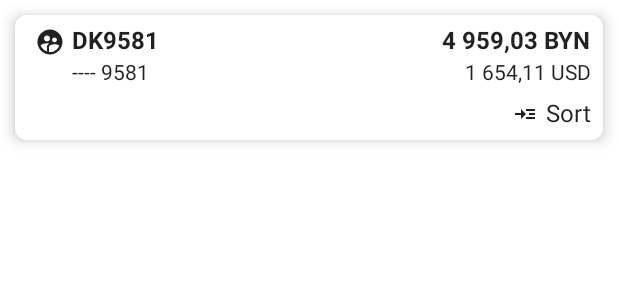
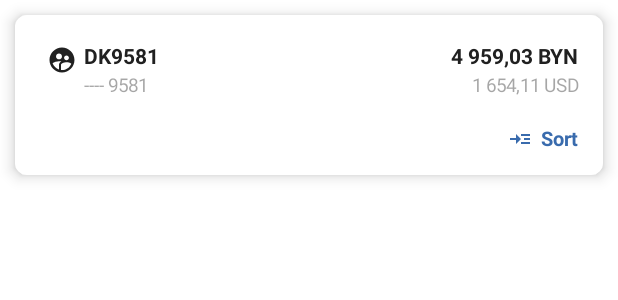
Before and after one commit to FestakEvgeny/PriorCopy, an Android app built with Jetpack Compose: the @Preview function CardComponentPreview, on a phone screen of 412 x 824 dp. Shown: the top 300 px of the screen. Run offline under Robolectric (Android 15) with nearby library versions, the phone set to English and light mode, and no system bars; libraries missing offline, so code that uses them is left out: fetskovich.evgeny.architecture, fetskovich.evgeny.entity.

Commit message:
Bank card impl.

```diff
--- /dev/null
+++ b/androidApp/app/src/main/java/fetskovich/evgeny/app/core/currency/CurrencyFormatter.kt
@@ -0,0 +1,6 @@
+package fetskovich.evgeny.app.core.currency
+
+interface CurrencyFormatter {
+
+    fun format(currency: Double): String
+}
--- a/androidApp/app/src/main/java/fetskovich/evgeny/app/di/CoreDiModule.kt
+++ b/androidApp/app/src/main/java/fetskovich/evgeny/app/di/CoreDiModule.kt
@@ -1,6 +1,8 @@
 package fetskovich.evgeny.app.di
 
 import fetskovich.evgeny.app.core.coroutines.CoroutineContextProviderImpl
+import fetskovich.evgeny.app.core.currency.CoreCurrencyFormatter
+import fetskovich.evgeny.app.core.currency.CurrencyFormatter
 import fetskovich.evgeny.app.core.resources.ResourceProvider
 import fetskovich.evgeny.app.core.resources.ResourceProviderImpl
 import fetskovich.evgeny.architecture.coroutines.contextprovider.CoroutinesContextProvider
@@ -9,10 +11,12 @@ import org.kodein.di.bind
 import org.kodein.di.instance
 import org.kodein.di.singleton
 
-val coreDiModule = DI.Module ("Core") {
+val coreDiModule = DI.Module("Core") {
     bind<ResourceProvider>() with singleton {
         ResourceProviderImpl(context = instance())
     }
 
     bind<CoroutinesContextProvider>() with singleton { CoroutineContextProviderImpl() }
+
+    bind<CurrencyFormatter>(CoreCurrencyFormatter.DI_TAG) with singleton { CoreCurrencyFormatter() }
 }
--- a/androidApp/app/src/main/java/fetskovich/evgeny/app/features/ui/addbankcard/di/AddAnotherBankFeatureModule.kt
+++ b/androidApp/app/src/main/java/fetskovich/evgeny/app/features/ui/addbankcard/di/AddAnotherBankFeatureModule.kt
@@ -37,6 +37,7 @@ val addAnotherBankCardFeatureModule = DI.Module("AddAnotherBankCard") {
                 validateCardExpirationUseCase = instance(),
                 expirationDateToTimestampUseCase = instance(),
                 insertBankCardUseCase = instance(),
+                resourceProvider = instance(),
                 coroutinesContextProvider = instance(),
             )
         }
--- a/androidApp/app/src/main/java/fetskovich/evgeny/app/features/ui/core/main/products/ProductsScreen.kt
+++ b/androidApp/app/src/main/java/fetskovich/evgeny/app/features/ui/core/main/products/ProductsScreen.kt
@@ -24,6 +24,7 @@ import androidx.lifecycle.compose.collectAsStateWithLifecycle
 import androidx.lifecycle.lifecycleScope
 import androidx.navigation.NavHostController
 import fetskovich.evgeny.app.features.ui.addbankcard.api.AddAnotherBankCardNavigation
+import fetskovich.evgeny.app.features.ui.addbankcard.mvi.BankCardVariant
 import fetskovich.evgeny.app.features.ui.core.main.products.mvi.MyProductsState
 import fetskovich.evgeny.app.features.ui.core.main.products.mvi.ProductType
 import fetskovich.evgeny.app.features.ui.core.main.products.mvi.ProductsBottomSheetState
@@ -36,7 +37,6 @@ import fetskovich.evgeny.app.features.ui.core.main.products.ui.myproducts.types.
 import fetskovich.evgeny.app.features.ui.core.main.products.ui.toolbar.ProductsToolbar
 import fetskovich.evgeny.presentation.theme.ApplicationTheme
 import fetskovich.evgeny.presentation.theme.BasicTheme
-import fetskovich.evgeny.recipeskmm.app.R
 import kotlinx.coroutines.flow.collectLatest
 import kotlinx.coroutines.launch
 
@@ -254,7 +254,7 @@ private fun BottomSheetScreenPreview() {
                     cardsList = listOf(
                         CardListItem(
                             id = "1",
-                            cardIcon = R.drawable.ic_profile,
+                            cardIcon = BankCardVariant.VISA,
                             cardName = "9541B",
                             cardNumber = "---- 9581",
                             cardBalanceMainCurrency = "4,315.12 BYR",
@@ -262,7 +262,7 @@ private fun BottomSheetScreenPreview() {
                         ),
                         CardListItem(
                             id = "2",
-                            cardIcon = R.drawable.ic_profile,
+                            cardIcon = BankCardVariant.VISA,
                             cardName = "9541B",
                             cardNumber = "---- 9581",
                             cardBalanceMainCurrency = "4,315.12 BYR",
--- a/androidApp/app/src/main/java/fetskovich/evgeny/app/features/ui/core/main/products/ui/myproducts/cards/CardListComponent.kt
+++ b/androidApp/app/src/main/java/fetskovich/evgeny/app/features/ui/core/main/products/ui/myproducts/cards/CardListComponent.kt
@@ -24,6 +24,8 @@ import androidx.compose.ui.res.stringResource
 import androidx.compose.ui.text.font.FontWeight
 import androidx.compose.ui.tooling.preview.Preview
 import androidx.compose.ui.unit.dp
+import androidx.compose.ui.unit.sp
+import fetskovich.evgeny.app.features.ui.addbankcard.mvi.BankCardVariant
 import fetskovich.evgeny.presentation.theme.ApplicationTheme
 import fetskovich.evgeny.presentation.theme.BasicTheme
 import fetskovich.evgeny.recipeskmm.app.R
@@ -123,16 +125,20 @@ private fun CardComponent(
     ) {
         Column(
             modifier = Modifier
-                .padding(8.dp)
+                .fillMaxWidth()
+                .padding(16.dp)
         ) {
 
             Row(
                 modifier = Modifier
+                    .padding(
+                        top = 4.dp,
+                    )
                     .fillMaxWidth()
             ) {
 
                 Icon(
-                    painter = painterResource(id = item.cardIcon),
+                    painter = painterResource(id = item.cardIcon.imageId),
                     contentDescription = null,
                     modifier = Modifier
                         .width(30.dp)
@@ -148,12 +154,18 @@ private fun CardComponent(
                     ) {
                         Text(
                             text = item.cardName,
-                            style = MaterialTheme.typography.subtitle2
+                            style = MaterialTheme.typography.subtitle2.copy(
+                                fontSize = 14.sp,
+                            ),
+                            color = ApplicationTheme.colors.primaryVariant,
                         )
 
                         Text(
                             text = item.cardBalanceMainCurrency,
-                            style = MaterialTheme.typography.subtitle2,
+                            style = MaterialTheme.typography.subtitle2.copy(
+                                fontSize = 14.sp,
+                            ),
+                            color = ApplicationTheme.colors.primaryVariant,
                             modifier = Modifier
                                 .padding(
                                     start = 50.dp,
@@ -171,12 +183,22 @@ private fun CardComponent(
                     ) {
                         Text(
                             text = item.cardNumber,
-                            style = MaterialTheme.typography.body2
+                            style = MaterialTheme.typography.body2.copy(
+                                color = MaterialTheme.colors.primaryVariant.copy(
+                                    alpha = 0.4f
+                                ),
+                                fontSize = 12.5.sp,
+                            )
                         )
 
                         Text(
                             text = item.cardBalanceOffCurrency,
-                            style = MaterialTheme.typography.body2,
+                            style = MaterialTheme.typography.body2.copy(
+                                color = MaterialTheme.colors.primaryVariant.copy(
+                                    alpha = 0.4f
+                                ),
+                                fontSize = 12.5.sp,
+                            ),
                             modifier = Modifier
                                 .padding(
                                     start = 50.dp,
@@ -191,7 +213,7 @@ private fun CardComponent(
                 horizontalArrangement = Arrangement.End,
                 modifier = Modifier
                     .padding(
-                        top = 10.dp,
+                        top = 20.dp,
                     )
                     .clickable(
                         onClick = onSortChange
@@ -200,6 +222,7 @@ private fun CardComponent(
             ) {
                 Icon(
                     painter = painterResource(id = R.drawable.ic_more),
+                    tint = ApplicationTheme.colors.activeLink,
                     contentDescription = null,
                     modifier = Modifier
                         .size(16.dp)
@@ -212,6 +235,9 @@ private fun CardComponent(
 
                 Text(
                     text = stringResource(id = R.string.products_screen_my_products_card_item_sort),
+                    color = ApplicationTheme.colors.activeLink,
+                    fontWeight = FontWeight.Bold,
+                    fontSize = 13.5.sp,
                 )
             }
         }
@@ -226,7 +252,7 @@ private fun CardComponentsListPreview() {
             items = listOf(
                 CardListItem(
                     id = "test",
-                    cardIcon = R.drawable.ic_profile,
+                    cardIcon = BankCardVariant.VISA,
                     cardName = "DK9581",
                     cardNumber = "---- 9581",
                     cardBalanceMainCurrency = "4 959,03 BYN",
@@ -234,7 +260,7 @@ private fun CardComponentsListPreview() {
                 ),
                 CardListItem(
                     id = "test2",
-                    cardIcon = R.drawable.ic_profile,
+                    cardIcon = BankCardVariant.VISA,
                     cardName = "DK9581",
                     cardNumber = "---- 9581",
                     cardBalanceMainCurrency = "4 959,03 BYN",
@@ -242,7 +268,7 @@ private fun CardComponentsListPreview() {
                 ),
                 CardListItem(
                     id = "tes3",
-                    cardIcon = R.drawable.ic_profile,
+                    cardIcon = BankCardVariant.VISA,
                     cardName = "DK9581",
                     cardNumber = "---- 9581",
                     cardBalanceMainCurrency = "4 959,03 BYN",
@@ -262,7 +288,7 @@ private fun CardComponentPreview() {
         CardComponent(
             item = CardListItem(
                 id = "test",
-                cardIcon = R.drawable.ic_profile,
+                cardIcon = BankCardVariant.VISA,
                 cardName = "DK9581",
                 cardNumber = "---- 9581",
                 cardBalanceMainCurrency = "4 959,03 BYN",
--- a/androidApp/app/src/main/java/fetskovich/evgeny/app/features/ui/core/main/products/ui/myproducts/cards/CardListItem.kt
+++ b/androidApp/app/src/main/java/fetskovich/evgeny/app/features/ui/core/main/products/ui/myproducts/cards/CardListItem.kt
@@ -1,10 +1,10 @@
 package fetskovich.evgeny.app.features.ui.core.main.products.ui.myproducts.cards
 
-import androidx.annotation.DrawableRes
+import fetskovich.evgeny.app.features.ui.addbankcard.mvi.BankCardVariant
 
 data class CardListItem(
     val id: String,
-    @DrawableRes val cardIcon: Int,
+    val cardIcon: BankCardVariant,
     val cardName: String,
     val cardNumber: String,
     val cardBalanceMainCurrency: String,
--- a/androidApp/app/src/main/res/values/strings.xml
+++ b/androidApp/app/src/main/res/values/strings.xml
@@ -51,4 +51,5 @@
     <string name="add_another_bank_card_cvv">CVC/CVV</string>
     <string name="add_another_bank_card_cvv_invalid">Input correct CVC/CVV</string>
     <string name="add_another_bank_card_add">Add</string>
+    <string name="add_another_bank_card_expiration_invalid_format">Invalid expiration date format</string>
 </resources>
--- a/shared/data/src/commonMain/kotlin/fetskovich/evgeny/data/database/dao/BankCardDaoImpl.kt
+++ b/shared/data/src/commonMain/kotlin/fetskovich/evgeny/data/database/dao/BankCardDaoImpl.kt
@@ -42,6 +42,8 @@ class BankCardDaoImpl(
                 cardNumber = model.cardNumber,
                 expirationDate = model.expirationDate,
                 cvv = model.cvv,
+                cardCurrency = model.cardCurrency,
+                balance = model.balance,
             )
         }
     }
--- a/shared/entity/src/commonMain/kotlin/fetskovich/evgeny/entity/card/BankCard.kt
+++ b/shared/entity/src/commonMain/kotlin/fetskovich/evgeny/entity/card/BankCard.kt
@@ -1,4 +1,6 @@
 package fetskovich.evgeny.entity.card
+
+import fetskovich.evgeny.entity.currency.Currency
 
 data class BankCard(
     val id: Long,
@@ -6,4 +8,6 @@ data class BankCard(
     val cardNumber: String,
     val expirationDate: Long,
     val cvv: Long,
+    val cardCurrency: Currency,
+    val balance: Double,
 )
```
Also changed, not shown: androidApp/app/src/main/java/fetskovich/evgeny/app/core/currency/CoreCurrencyFormatter.kt (added, +22 -0 lines), androidApp/app/src/main/java/fetskovich/evgeny/app/features/ui/addbankcard/AddAnotherBankCardViewModel.kt (+8 -1 lines), androidApp/app/src/main/java/fetskovich/evgeny/app/features/ui/core/main/products/ProductsScreenViewModel.kt (+29 -1 lines), androidApp/app/src/main/java/fetskovich/evgeny/app/features/ui/core/main/products/di/ProductsFeatureModule.kt (+19 -1 lines), androidApp/app/src/main/java/fetskovich/evgeny/app/features/ui/core/main/products/mapper/BankCardToListItemMapper.kt (added, +26 -0 lines), androidApp/app/src/main/java/fetskovich/evgeny/app/features/ui/core/main/products/mvi/ProductsScreenMviHandler.kt (+15 -0 lines), shared/data/src/commonMain/kotlin/fetskovich/evgeny/data/bank/mapper/BankCardMapper.kt (+6 -1 lines), shared/domain/src/commonMain/kotlin/fetskovich/evgeny/domain/usecase/card/data/ObserveBankCardsUseCase.kt (+2 -11 lines), shared/entity/src/commonMain/kotlin/fetskovich/evgeny/entity/currency/Currency.kt (added, +10 -0 lines), 2 other files.
